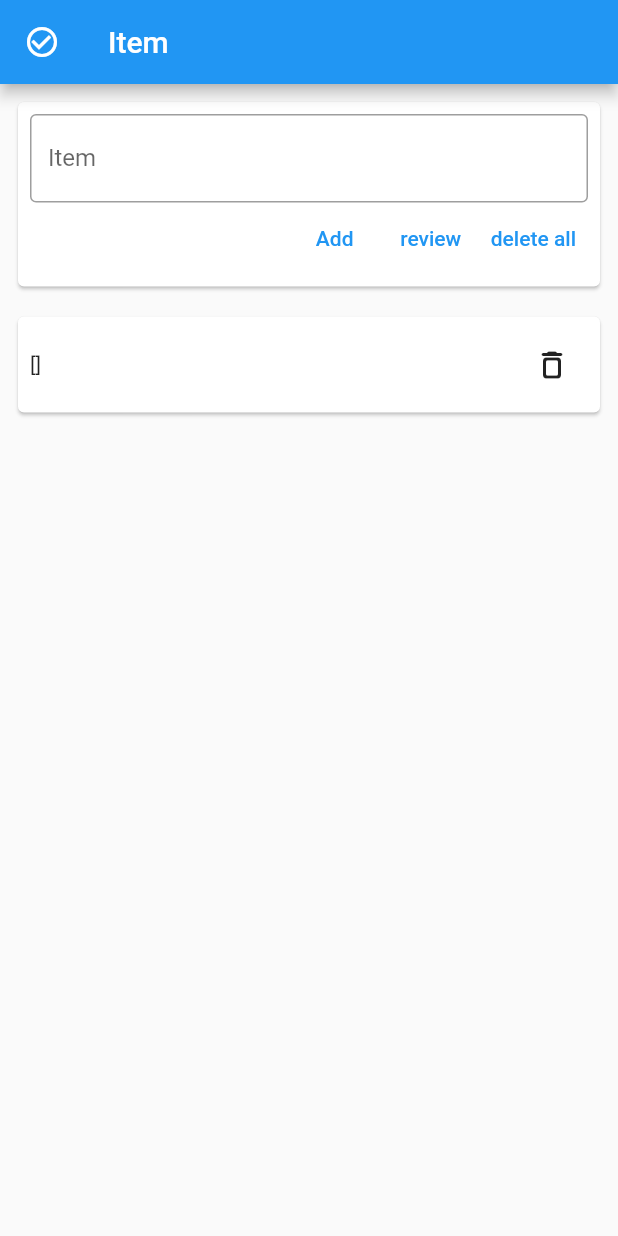
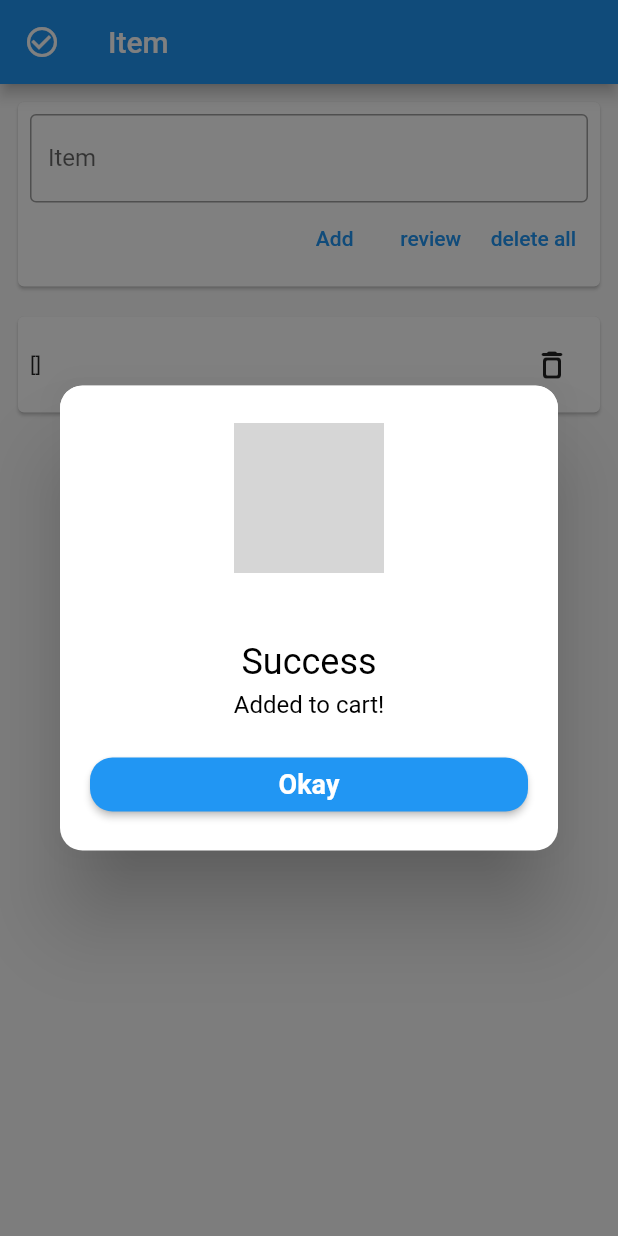
Before and after one commit to CarlloydViray/hivepractice, a Flutter app: the screen it shows after launch, after a tap on "Add", on a phone screen of 412 x 824 dp. Run offline on Flutter 3.47's test engine with Material 2 defaults, Android fonts, the phone set to English and light mode, and no system bars; our stand-ins replace hive_flutter, quickalert; accounts and stored records are empty; grey boxes are pictures that could not be loaded.

Commit message:
added quick alerts

```diff
--- a/hive_test/lib/mainScreen.dart
+++ b/hive_test/lib/mainScreen.dart
@@ -1,5 +1,6 @@
 import 'package:flutter/material.dart';
 import 'package:hive_flutter/hive_flutter.dart';
+import 'package:quickalert/quickalert.dart';
 
 class mainScreen extends StatefulWidget {
   const mainScreen({super.key});
@@ -13,6 +14,7 @@ class _mainScreenState extends State<mainScreen> {
 
   var shoppingCart = TextEditingController();
   List<String> _cartList = [];
+  List<String> readBox = [];
 
   void saveData(shoppingAdd) {
     _mybox.add(shoppingAdd);
@@ -20,10 +22,9 @@ class _mainScreenState extends State<mainScreen> {
 
   void getData() {
     print(Hive.box("myBox").values.toString());
-
   }
 
-  void deleteData(){
+  void deleteData() {
     _mybox.clear();
   }
 
@@ -54,21 +55,36 @@ class _mainScreenState extends State<mainScreen> {
                         Row(
                           mainAxisAlignment: MainAxisAlignment.end,
                           children: [
-                            TextButton(onPressed: () {
+                            TextButton(
+                                onPressed: () {
                                   setState(() {
+                                    QuickAlert.show(
+                                      context: context,
+                                      type: QuickAlertType.success,
+                                      text:
+                                          'Added to cart!',
+                                    );
                                     _cartList.add(shoppingCart.text);
                                     saveData(_cartList);
                                     shoppingCart.clear();
                                   });
-                            }, child: Text("Add")),
-                            TextButton(onPressed: () {
+                                },
+                                child: Text("Add")),
+                            TextButton(
+                                onPressed: () {
+                                  setState(() {
                                     getData();
-                            }, child: Text("review")),
-                            TextButton(onPressed: () {
+                                  });
+                                },
+                                child: Text("review")),
+                            TextButton(
+                                onPressed: () {
+                                  setState(() {
                                     deleteData();
                                   _cartList.clear();
-                            }, child: Text("delete all")),
-
+                                  });
+                                },
+                                child: Text("delete all")),
                           ],
                         )
                       ],
--- a/hive_test/pubspec.yaml
+++ b/hive_test/pubspec.yaml
@@ -34,13 +34,14 @@ dependencies:
     sdk: flutter
   hive: ^2.2.3
   hive_flutter: ^1.1.0
+  quickalert: ^1.0.1
 
 dev_dependencies:
+  build_runner: ^2.3.3
   flutter_lints: ^2.0.0
   flutter_test:
     sdk: flutter
   hive_generator: ^2.0.0
-  build_runner: ^2.3.3
 
 # For information on the generic Dart part of this file, see the
 # following page: https://dart.dev/tools/pub/pubspec
```
Also changed, not shown: hive_test/pubspec.lock. Lines whose indentation alone changed are shown as unchanged.
